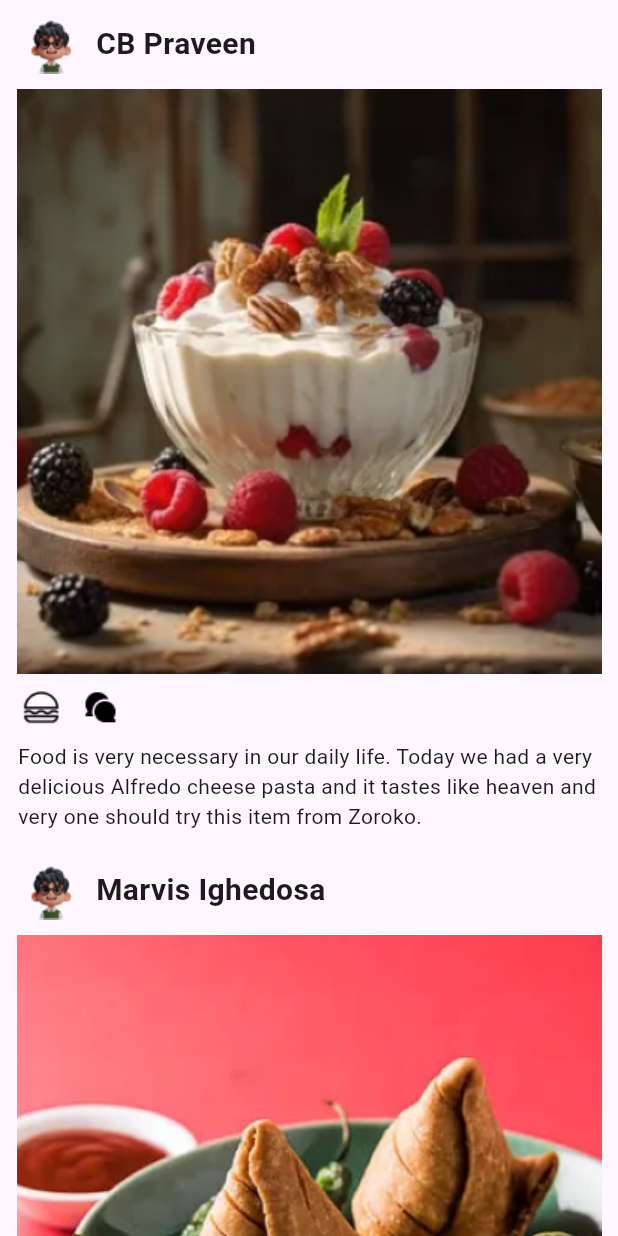
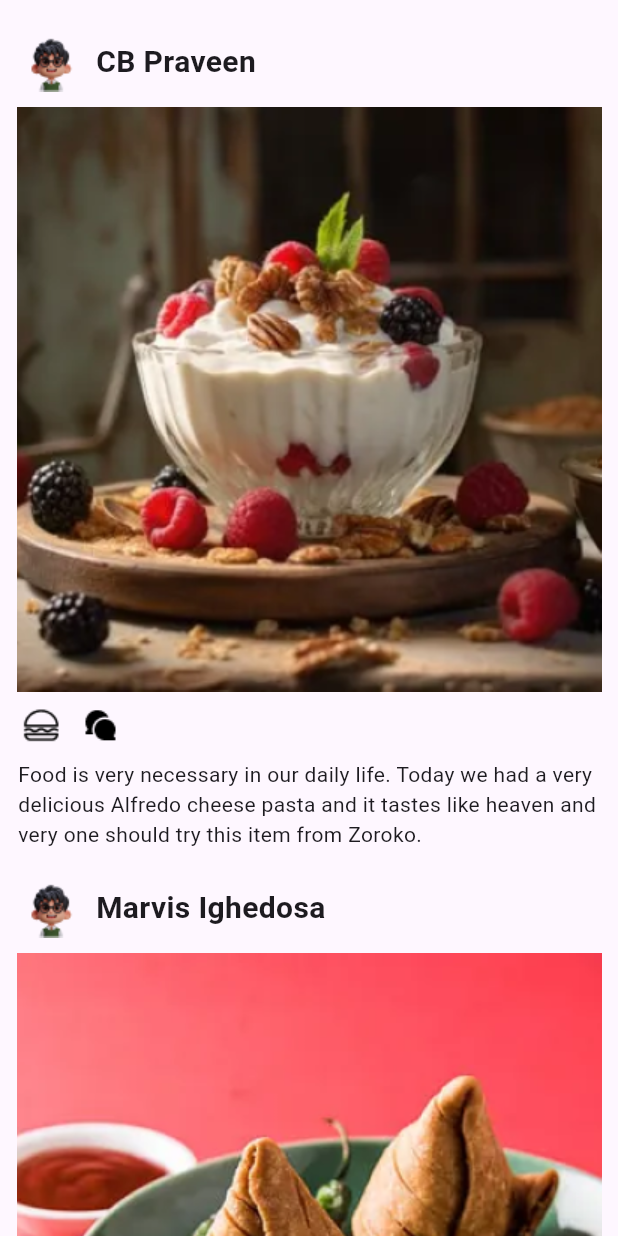
Before and after one commit to Tejoooo/Zorko, a Flutter app: the Posts screen opened directly, on a phone screen of 412 x 824 dp. Run offline on Flutter 3.47's test engine with Material 3 defaults, Android fonts, the phone set to English and light mode, and no system bars; our stand-ins replace firebase_core, get; accounts and stored records are empty.

Commit message:
basic components done

```diff
--- a/lib/components/itemdisplay.dart
+++ b/lib/components/itemdisplay.dart
@@ -1,3 +1,5 @@
+// ignore_for_file: prefer_const_constructors
+
 import 'package:flutter/material.dart';
 
 class FoodItem extends StatefulWidget {
--- a/lib/pages/posts.dart
+++ b/lib/pages/posts.dart
@@ -18,8 +18,27 @@ class _PostsState extends State<Posts> {
         body: SingleChildScrollView(
           child: Column(
             children: [
-              PostComponent(PostURL: "assets/post1.png",ProfileImage: "assets/profile.png",ProfileName: "CB Praveen",text: "Food is very necessary in our daily life. Today we had a very delicious Alfredo cheese pasta and it tastes like heaven and very one should try this item from Zoroko.",),
-              PostComponent(PostURL: "assets/post2.png",ProfileImage:"assets/profile.png",ProfileName: "Marvis Ighedosa",text: "Food is very necessary in our daily life. Today we had a very delicious Alfredo cheese pasta and it tastes like heaven and very one should try this item from Zoroko.",),
+              SizedBox(
+                height: 12,
+              ),
+              Column(
+                children: [
+                  PostComponent(
+                    PostURL: "assets/post1.png",
+                    ProfileImage: "assets/profile.png",
+                    ProfileName: "CB Praveen",
+                    text:
+                        "Food is very necessary in our daily life. Today we had a very delicious Alfredo cheese pasta and it tastes like heaven and very one should try this item from Zoroko.",
+                  ),
+                  PostComponent(
+                    PostURL: "assets/post2.png",
+                    ProfileImage: "assets/profile.png",
+                    ProfileName: "Marvis Ighedosa",
+                    text:
+                        "Food is very necessary in our daily life. Today we had a very delicious Alfredo cheese pasta and it tastes like heaven and very one should try this item from Zoroko.",
+                  ),
+                ],
+              )
             ],
           ),
         ),
@@ -33,32 +52,35 @@ class PostComponent extends StatelessWidget {
   String text;
   String ProfileImage;
   String ProfileName;
-  PostComponent({
-    super.key,
-    required this.PostURL,
-    required this.text,
-    required this.ProfileImage,
-    required this.ProfileName
-  });
+  PostComponent(
+      {super.key,
+      required this.PostURL,
+      required this.text,
+      required this.ProfileImage,
+      required this.ProfileName});
 
   @override
   Widget build(BuildContext context) {
     return Padding(
-      padding: const EdgeInsets.only(top:10.0,bottom: 10.0),
+      padding: const EdgeInsets.only(top: 10.0, bottom: 10.0),
       child: Column(
         children: [
           Container(
             child: Column(
               children: [
                 Padding(
-                  padding: const EdgeInsets.only(left:15.0),
+                  padding: const EdgeInsets.only(left: 15.0),
                   child: Row(
                     children: [
                       Image(image: AssetImage(ProfileImage)),
                       SizedBox(
                         width: 10,
                       ),
-                      Text(ProfileName,style: TextStyle(fontSize: 20,fontWeight: FontWeight.w700),),
+                      Text(
+                        ProfileName,
+                        style: TextStyle(
+                            fontSize: 20, fontWeight: FontWeight.w700),
+                      ),
                     ],
                   ),
                 ),
@@ -87,7 +109,7 @@ class PostComponent extends StatelessWidget {
                   height: 10,
                 ),
                 Padding(
-                  padding: const EdgeInsets.only(left:12.0,right: 8.0),
+                  padding: const EdgeInsets.only(left: 12.0, right: 8.0),
                   child: Text(text),
                 )
               ],
```
Also changed, not shown: lib/components/list.dart (added, +65 -0 lines), lib/pages/appHome.dart (+37 -11 lines), lib/pages/home.dart (+9 -94 lines), assets/h6.png (added), assets/h7.png (added).
